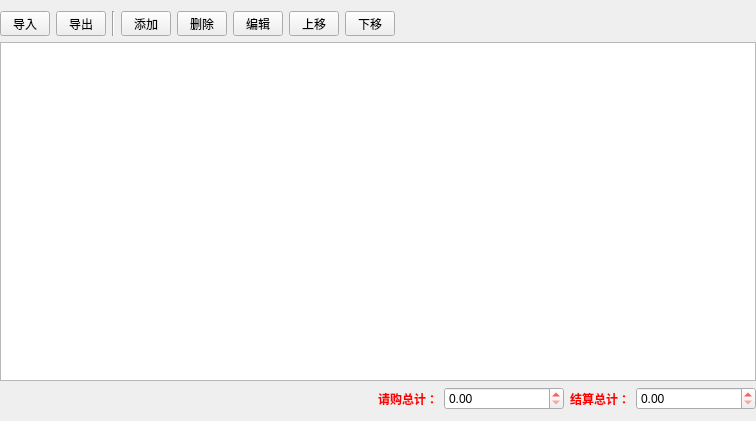
Before: the Qt Designer form inventory_template.ui in earlideal/jiandan, drawn with Qt 5.
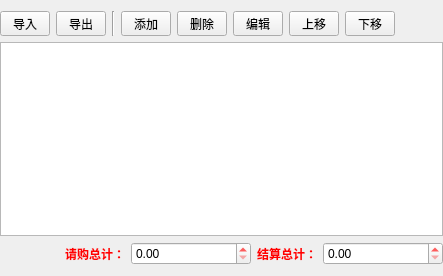
After: the same form once the commit is applied.

Patch:
```diff
--- a/inventory_template.ui
+++ b/inventory_template.ui
@@ -6,8 +6,8 @@
    <rect>
     <x>0</x>
     <y>0</y>
-    <width>756</width>
-    <height>421</height>
+    <width>443</width>
+    <height>276</height>
    </rect>
   </property>
   <property name="windowTitle">
@@ -148,14 +148,14 @@
        <property name="selectionBehavior">
         <enum>QAbstractItemView::SelectRows</enum>
        </property>
-       <attribute name="horizontalHeaderCascadingSectionResizes">
-        <bool>true</bool>
-       </attribute>
+       <property name="wordWrap">
+        <bool>false</bool>
+       </property>
        <attribute name="horizontalHeaderMinimumSectionSize">
         <number>100</number>
        </attribute>
-       <attribute name="horizontalHeaderShowSortIndicator" stdset="0">
-        <bool>true</bool>
+       <attribute name="verticalHeaderMinimumSectionSize">
+        <number>15</number>
        </attribute>
       </widget>
      </item>
```
